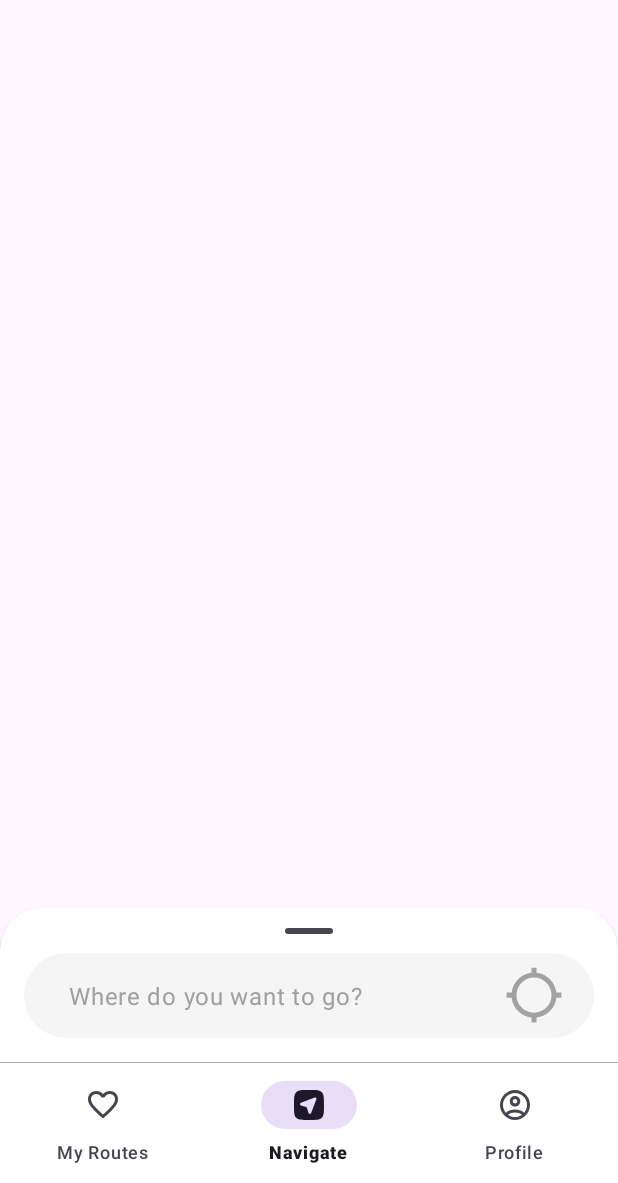
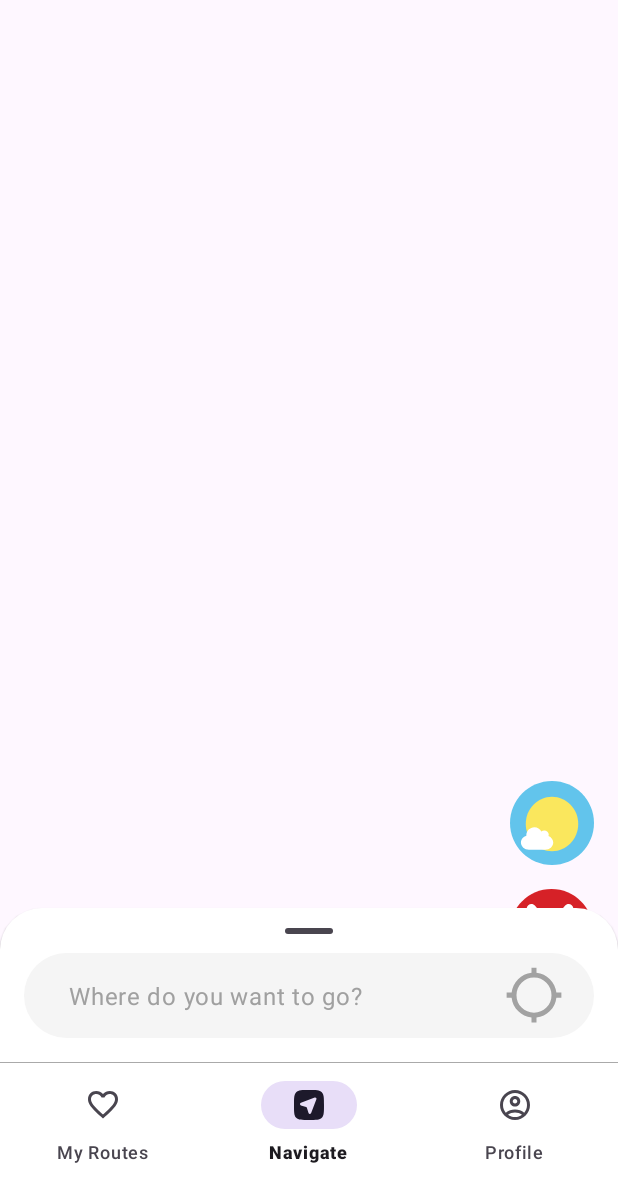
Before and after one commit to JoniAranguriProfe/go-to-rute, an Android app: the NavigateFragment screen opened directly, with no data from a screen before it, on a phone screen of 412 x 824 dp, the part 53-1236 px from its top. Run offline under Robolectric (Android 15) with nearby library versions, the phone set to English and light mode, and no system bars.

Commit message:
feat: Adding ImageButtons for Cancel navigation and Weather report

```diff
--- /dev/null
+++ b/app/src/main/res/drawable/cancel_icon.xml
@@ -0,0 +1,12 @@
+<vector xmlns:android="http://schemas.android.com/apk/res/android"
+    android:width="55dp"
+    android:height="55dp"
+    android:viewportWidth="55"
+    android:viewportHeight="55">
+  <path
+      android:pathData="M27.5,55C42.688,55 55,42.688 55,27.5C55,12.312 42.688,0 27.5,0C12.312,0 0,12.312 0,27.5C0,42.688 12.312,55 27.5,55Z"
+      android:fillColor="#D62127"/>
+  <path
+      android:pathData="M30.724,27.5L41.26,15.269C42.409,13.935 42.259,11.922 40.925,10.773C39.592,9.625 37.579,9.774 36.429,11.108L26.516,22.615L16.604,11.108C15.455,9.773 13.442,9.624 12.107,10.773C10.773,11.922 10.624,13.935 11.773,15.269L22.308,27.5L11.773,39.731C10.624,41.065 10.773,43.078 12.107,44.228C12.709,44.746 13.45,45 14.187,45C15.082,45 15.973,44.624 16.605,43.893L26.516,32.385L36.429,43.893C37.059,44.625 37.95,45 38.846,45C39.582,45 40.323,44.746 40.925,44.228C42.259,43.078 42.41,41.065 41.261,39.731L30.724,27.5Z"
+      android:fillColor="#ffffff"/>
+</vector>
--- /dev/null
+++ b/app/src/main/res/drawable/shape_drawable_circle.xml
@@ -0,0 +1,6 @@
+<!-- rounded_button.xml -->
+<shape xmlns:android="http://schemas.android.com/apk/res/android"
+    android:shape="rectangle">
+    <solid android:color="@color/white" /> <!-- Background color of the button -->
+    <corners android:radius="300dp" /> <!-- Radius for rounded corners -->
+</shape>
--- /dev/null
+++ b/app/src/main/res/drawable/weather_icon.xml
@@ -0,0 +1,17 @@
+<vector xmlns:android="http://schemas.android.com/apk/res/android"
+    android:width="56dp"
+    android:height="56dp"
+    android:viewportWidth="56"
+    android:viewportHeight="56">
+  <path
+      android:pathData="M56,28C56,12.536 43.464,0 28,0C12.536,0 0,12.536 0,28C0,43.464 12.536,56 28,56C43.464,56 56,43.464 56,28Z"
+      android:fillColor="#62C4EC"/>
+  <path
+      android:pathData="M45.493,28.699C45.493,38.715 37.662,46.834 28.002,46.834C18.341,46.834 10.51,38.715 10.51,28.699C10.51,18.684 18.341,10.564 28.002,10.564C37.662,10.564 45.493,18.684 45.493,28.699Z"
+      android:fillColor="#FAE75D"
+      android:fillType="evenOdd"/>
+  <path
+      android:pathData="M16.265,30.815C18.285,30.815 20.016,31.959 20.936,33.607C21.454,33.219 22.116,32.968 22.842,32.968C24.493,32.968 25.833,34.174 25.833,35.659C25.833,35.993 25.769,36.306 25.646,36.601C27.523,37.355 28.823,39.065 28.823,41.041C28.823,43.724 26.422,45.885 23.44,45.885H12.677C9.695,45.885 7.294,43.724 7.294,41.041C7.294,38.915 8.811,37.122 10.92,36.466C10.92,36.375 10.882,36.29 10.882,36.197C10.882,33.226 13.294,30.815 16.265,30.815Z"
+      android:fillColor="#ffffff"
+      android:fillType="evenOdd"/>
+</vector>
--- a/app/src/main/res/layout/fragment_navigate.xml
+++ b/app/src/main/res/layout/fragment_navigate.xml
@@ -6,12 +6,45 @@
     android:layout_height="match_parent"
     tools:context=".home.view.maps.NavigateFragment">
 
-    <fragment
-        android:id="@+id/location_maps_fragment"
-        android:name="com.google.android.gms.maps.SupportMapFragment"
+    <RelativeLayout
         android:layout_width="match_parent"
-        android:layout_height="match_parent"
-        tools:context=".home.view.maps.NavigateFragment" />
+        android:layout_height="match_parent">
+
+        <fragment
+            android:id="@+id/location_maps_fragment"
+            android:name="com.google.android.gms.maps.SupportMapFragment"
+            android:layout_width="match_parent"
+            android:layout_height="match_parent"
+            tools:context=".home.view.maps.NavigateFragment" />
+
+        <LinearLayout
+            android:layout_width="wrap_content"
+            android:layout_height="wrap_content"
+            android:layout_alignParentEnd="true"
+            android:layout_alignParentBottom="true"
+            android:orientation="vertical"
+            android:paddingEnd="16dp"
+            android:paddingBottom="40dp">
+
+            <ImageButton
+                android:layout_width="wrap_content"
+                android:layout_height="wrap_content"
+                android:layout_marginBottom="16dp"
+                android:background="@drawable/shape_drawable_circle"
+                android:clickable="true"
+                android:focusable="true"
+                android:src="@drawable/weather_icon" />
+
+            <ImageButton
+                android:layout_width="wrap_content"
+                android:layout_height="wrap_content"
+                android:layout_marginBottom="20dp"
+                android:background="@drawable/shape_drawable_circle"
+                android:clickable="true"
+                android:focusable="true"
+                android:src="@drawable/cancel_icon" />
+        </LinearLayout>
+    </RelativeLayout>
 
     <LinearLayout
         android:id="@+id/standard_bottom_sheet"
```
